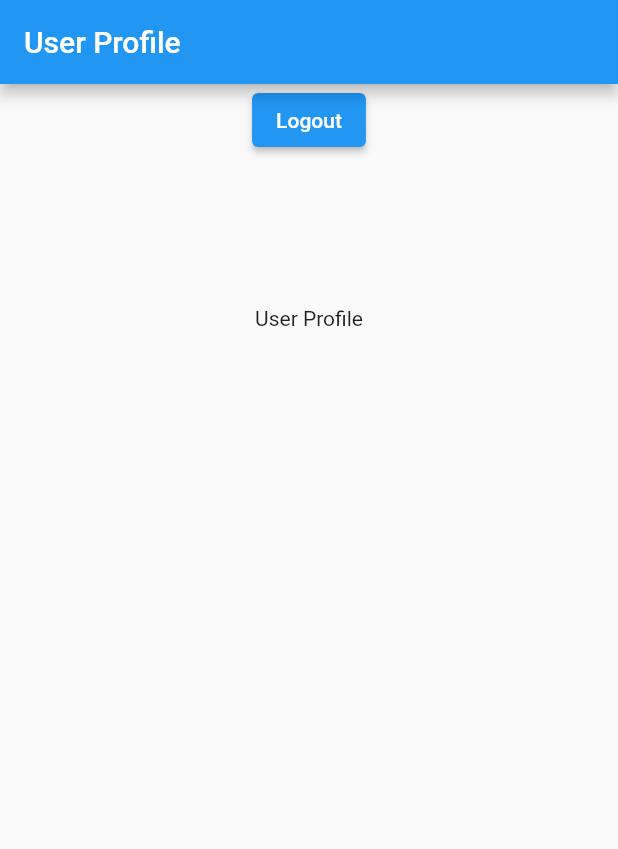
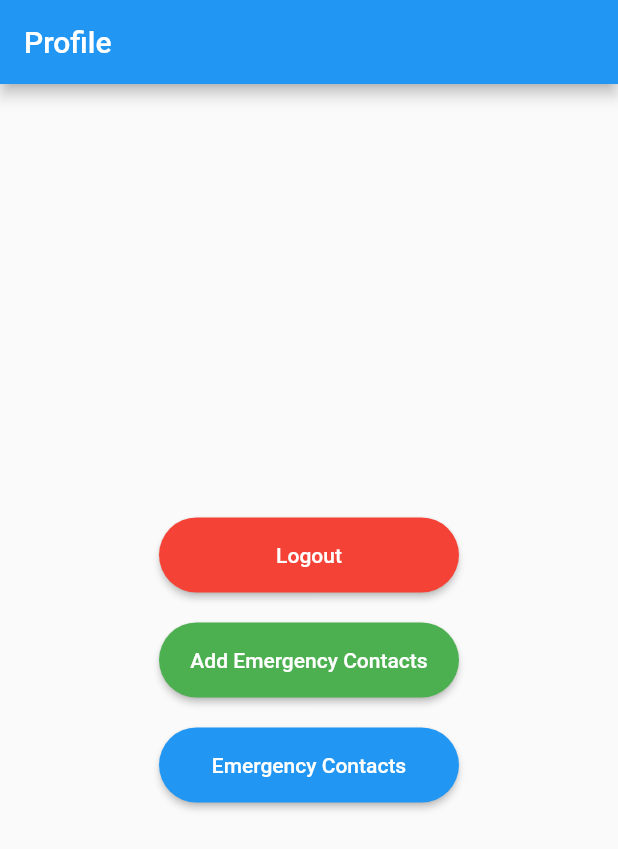
Before and after one commit to hammadalive7/public_emergency_app, a Flutter app: the UserProfile screen opened directly, on a phone screen of 412 x 824 dp. Shown: the top 849 px of the screen. Run offline on Flutter 3.47's test engine with Material 2 defaults, Android fonts, the light colour scheme and no system bars; our stand-ins replace curved_navigation_bar, firebase_auth, firebase_core, firebase_database, geocoding, geolocator and 5 more; missing offline and left inert: flutter_sms; accounts and stored records are empty.

Commit message:
Emergency Contacts

```diff
--- a/lib/Features/User/Screens/Profile/user_profile.dart
+++ b/lib/Features/User/Screens/Profile/user_profile.dart
@@ -3,6 +3,8 @@ import 'package:flutter/material.dart';
 import 'package:get/get.dart';
 import 'package:public_emergency_app/Features/User/Controllers/session_controller.dart';
 
+import '../../../Emergency Contacts/add_contacts.dart';
+import '../../../Emergency Contacts/emergency_contacts.dart';
 import '../../../Login/login_screen.dart';
 
 class UserProfile extends StatefulWidget {
@@ -17,12 +19,26 @@ class _UserProfileState extends State<UserProfile> {
   Widget build(BuildContext context) {
     return Scaffold(
       appBar: AppBar(
-        title: const Text('User Profile'),
+        title: const Text('Profile'),
       ),
       body: Center(
+        child: Center(
+
           child: Column(
+            mainAxisAlignment: MainAxisAlignment.center,
             children: [
               ElevatedButton(
+
+                style: ElevatedButton.styleFrom(
+                  minimumSize: Size(200, 50),
+                  shape: RoundedRectangleBorder(
+
+                    borderRadius: BorderRadius.circular(32.0),
+                  ),
+                  primary: Colors.red, // background
+                  onPrimary: Colors.white,
+                  // foreground
+                ),
                   onPressed: () {
                     // final user = auth.currentUser;
                     FirebaseAuth auth = FirebaseAuth.instance;
@@ -33,13 +49,41 @@ class _UserProfileState extends State<UserProfile> {
                     });
                   },
                   child:const Text("Logout")),
-            const SizedBox(
-              height: 100,
+              const SizedBox(height: 20,),
+              ElevatedButton(
+                  style: ElevatedButton.styleFrom(
+                    minimumSize: Size(200, 50),
+                    shape: RoundedRectangleBorder(
+
+                      borderRadius: BorderRadius.circular(32.0),
                     ),
-            const Center(
-              child: Text('User Profile'),
+                    primary: Colors.green, // background
+                    onPrimary: Colors.white,
+                    // foreground
                   ),
+                  onPressed: () {
+                      Get.to(() => add_contact());
+                  },
+                  child:const Text("Add Emergency Contacts")),
+              const SizedBox(height: 20,),
+              ElevatedButton(
+                  style: ElevatedButton.styleFrom(
+                    minimumSize: Size(200, 50),
+                    shape: RoundedRectangleBorder(
+
+                      borderRadius: BorderRadius.circular(32.0),
+                    ),
+                    primary: Colors.blue, // background
+                    onPrimary: Colors.white,
+                    // foreground
+                  ),
+                  onPressed: () {
+                      Get.to(() => ContactListScreen());
+                  },
+                  child:const Text("Emergency Contacts")),
+
             ],
+          ),
         ),
       ),
     );
--- a/pubspec.yaml
+++ b/pubspec.yaml
@@ -48,6 +48,7 @@ dependencies:
   geolocator: ^9.0.2
   geocoding: ^2.1.0
   flutter_sms: ^2.3.3
+  shared_preferences: ^2.0.20
 
 dev_dependencies:
   flutter_test:
```
Also changed, not shown: lib/Features/Emergency Contacts/add_contacts.dart (added, +130 -0 lines), lib/Features/Emergency Contacts/emergency_contacts.dart (added, +47 -0 lines), pubspec.lock. Lines whose indentation alone changed are shown as unchanged.
